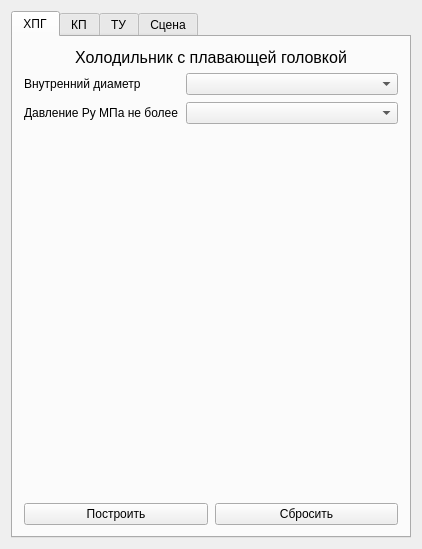
Qt form Heat_Exchanger/Heat_Exchanger/ParamsWidget.ui (Spectraly/Heat_Exchanger) before a commit.
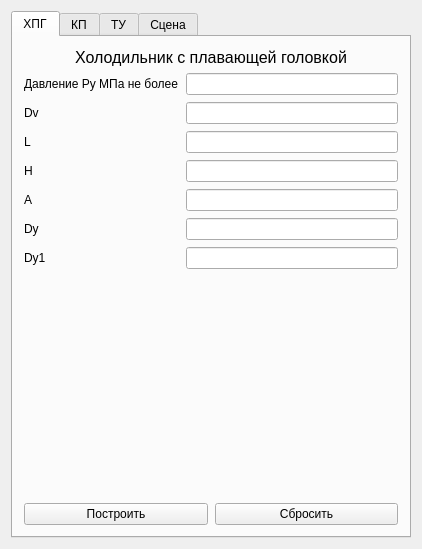
The same form after that commit. The open tabs and pages were chosen to show the change.

Patch:
```diff
--- a/Heat_Exchanger/Heat_Exchanger/ParamsWidget.ui
+++ b/Heat_Exchanger/Heat_Exchanger/ParamsWidget.ui
@@ -66,30 +66,80 @@
           <number>7</number>
          </property>
          <item row="0" column="0">
-          <widget class="QLabel" name="label">
-           <property name="sizePolicy">
-            <sizepolicy hsizetype="Preferred" vsizetype="Preferred">
-             <horstretch>0</horstretch>
-             <verstretch>0</verstretch>
-            </sizepolicy>
-           </property>
-           <property name="text">
-            <string>Внутренний диаметр</string>
-           </property>
-          </widget>
-         </item>
-         <item row="0" column="1">
-          <widget class="QComboBox" name="comboBox_HDiam"/>
-         </item>
-         <item row="1" column="0">
           <widget class="QLabel" name="label_2">
            <property name="text">
             <string>Давление Py МПа не более</string>
            </property>
           </widget>
          </item>
+         <item row="0" column="1">
+          <widget class="QLineEdit" name="lineEditPressurerH"/>
+         </item>
+         <item row="1" column="0">
+          <widget class="QLabel" name="label">
+           <property name="sizePolicy">
+            <sizepolicy hsizetype="Preferred" vsizetype="Preferred">
+             <horstretch>0</horstretch>
+             <verstretch>0</verstretch>
+            </sizepolicy>
+           </property>
+           <property name="text">
+            <string>Dv</string>
+           </property>
+          </widget>
+         </item>
          <item row="1" column="1">
-          <widget class="QComboBox" name="comboBox_HPress"/>
+          <widget class="QLineEdit" name="lineEditDiamH"/>
+         </item>
+         <item row="2" column="0">
+          <widget class="QLabel" name="label_6">
+           <property name="text">
+            <string>L</string>
+           </property>
+          </widget>
+         </item>
+         <item row="2" column="1">
+          <widget class="QLineEdit" name="lineEditLengthH"/>
+         </item>
+         <item row="3" column="0">
+          <widget class="QLabel" name="label_7">
+           <property name="text">
+            <string>H</string>
+           </property>
+          </widget>
+         </item>
+         <item row="3" column="1">
+          <widget class="QLineEdit" name="lineEditHeightH"/>
+         </item>
+         <item row="4" column="0">
+          <widget class="QLabel" name="label_9">
+           <property name="text">
+            <string>A</string>
+           </property>
+          </widget>
+         </item>
+         <item row="4" column="1">
+          <widget class="QLineEdit" name="lineEditAH"/>
+         </item>
+         <item row="5" column="0">
+          <widget class="QLabel" name="label_17">
+           <property name="text">
+            <string>Dy</string>
+           </property>
+          </widget>
+         </item>
+         <item row="5" column="1">
+          <widget class="QLineEdit" name="lineEditDyH"/>
+         </item>
+         <item row="6" column="0">
+          <widget class="QLabel" name="label_18">
+           <property name="text">
+            <string>Dy1</string>
+           </property>
+          </widget>
+         </item>
+         <item row="6" column="1">
+          <widget class="QLineEdit" name="lineEditDy1H"/>
          </item>
         </layout>
        </item>
```
Left out of the diff: 12 changed lines with no effect on the pictures.
